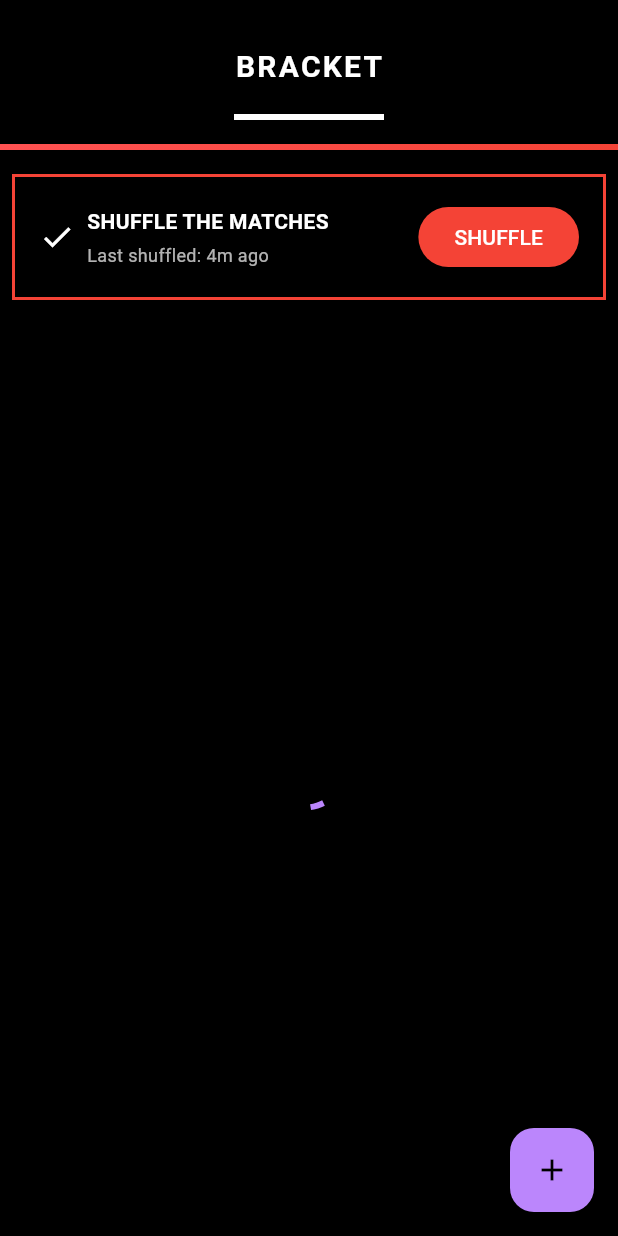
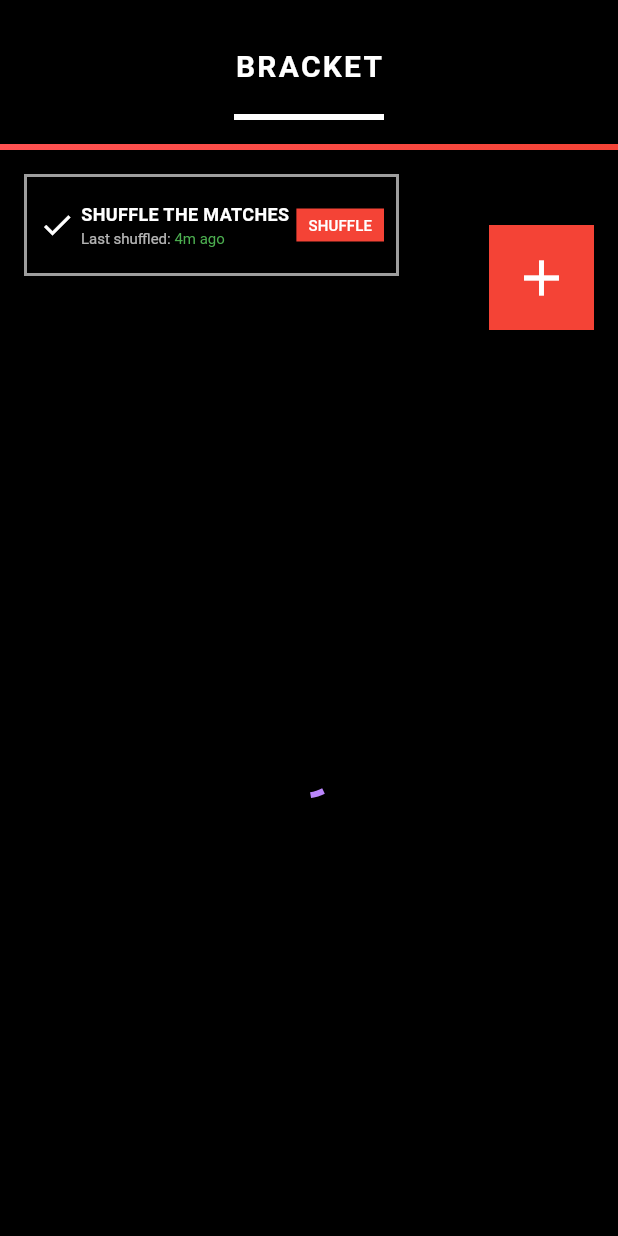
Before and after one commit to ATG-AVI/GamerTagsTask_app, a Flutter app: the screen it shows after launch, on a phone screen of 412 x 824 dp. Run offline on Flutter 3.47's test engine with Material 3 defaults, Android fonts, the phone set to English and light mode, and no system bars; our stand-ins replace flutter_bloc.

Commit message:
feat: Added Shuffle the matches

```diff
--- a/lib/views/player_list_view.dart
+++ b/lib/views/player_list_view.dart
@@ -9,8 +9,11 @@ class PlayerListView extends StatelessWidget {
   @override
   Widget build(BuildContext context) {
     return Scaffold(
-      body: Container(
-        margin: const EdgeInsets.only(top: 16.0), // Add space above the AppBar
+      body: Stack(
+        children: [
+          Container(
+            margin:
+                const EdgeInsets.only(top: 16.0), // Add space above the AppBar
             child: Column(
               children: [
                 AppBar(
@@ -49,23 +52,30 @@ class PlayerListView extends StatelessWidget {
                   ),
                 ),
                 // Box similar to "SHUFFLE THE MATCHES"
-            Container(
-              margin: EdgeInsets.symmetric(vertical: 16.0, horizontal: 8.0),
-              padding: EdgeInsets.all(16.0),
+                Align(
+                  alignment:
+                      Alignment.centerLeft, // Align container to the left
+                  child: Container(
+                    width: 250, // Reduced width of the container
+                    margin: EdgeInsets.symmetric(
+                        vertical: 16.0,
+                        horizontal: 16.0), // Add space on the right
+                    padding: EdgeInsets.all(8.0), // Reduced padding
                     decoration: BoxDecoration(
                       color: Colors.black, // Background color of the box
                       borderRadius: BorderRadius.zero, // No border radius
-                border: Border.all(color: Colors.red, width: 2.0), // Red border
+                      border: Border.all(
+                          color: Colors.grey, width: 2.0), // Grey border
                     ),
                     child: Row(
-                mainAxisAlignment:
-                    MainAxisAlignment.start, // Align items to the start
+                      mainAxisAlignment: MainAxisAlignment.spaceBetween,
                       children: [
-                  Icon(
-                    Icons.check, // Tick icon
-                    color: Colors.white, // Icon color
-                  ),
-                  SizedBox(width: 8.0), // Space between the icon and text
+                        Row(
+                          children: [
+                            Icon(Icons.check, color: Colors.white), // Tick icon
+                            SizedBox(
+                                width:
+                                    4.0), // Reduced space between icon and text
                             Column(
                               crossAxisAlignment: CrossAxisAlignment.start,
                               children: [
@@ -74,20 +84,38 @@ class PlayerListView extends StatelessWidget {
                                   style: TextStyle(
                                     color: Colors.white,
                                     fontWeight: FontWeight.bold,
-                          fontSize: 14, // Reduced font size
+                                    fontSize: 12, // Further reduced text size
                                   ),
                                 ),
-                      SizedBox(height: 4.0),
-                      Text(
-                        'Last shuffled: 4m ago', // Example timestamp
+                                SizedBox(
+                                    height: 2.0), // Reduced space between texts
+                                RichText(
+                                  text: TextSpan(
+                                    children: [
+                                      TextSpan(
+                                        text: 'Last shuffled: ',
                                         style: TextStyle(
                                           color: Colors.white70,
-                          fontSize: 12,
+                                          fontSize:
+                                              10, // Further reduced text size
+                                        ),
+                                      ),
+                                      TextSpan(
+                                        text:
+                                            '4m ago', // This part will be green
+                                        style: TextStyle(
+                                          color: Colors
+                                              .green, // Changed color to green
+                                          fontSize: 10, // Same font size
                                         ),
                                       ),
                                     ],
                                   ),
-                  Spacer(), // Take available space
+                                ),
+                              ],
+                            ),
+                          ],
+                        ),
                         ElevatedButton(
                           onPressed: () {
                             // Handle button press
@@ -95,10 +123,25 @@ class PlayerListView extends StatelessWidget {
                           style: ElevatedButton.styleFrom(
                             backgroundColor: Colors.red, // Button color
                             foregroundColor: Colors.white, // Button text color
+                            minimumSize: Size(40,
+                                20), // Reduced size of the button (width, height)
+                            padding: EdgeInsets.symmetric(
+                                horizontal: 8.0,
+                                vertical: 4.0), // Reduced padding
+                            shape: RoundedRectangleBorder(
+                              borderRadius:
+                                  BorderRadius.zero, // No border radius
                             ),
-                    child: Text('SHUFFLE'),
+                          ),
+                          child: Text(
+                            'SHUFFLE',
+                            style: TextStyle(
+                                fontSize:
+                                    10), // Further reduced button text size
+                          ),
                         ),
                       ],
+                    ),
                   ),
                 ),
                 Expanded(
@@ -145,8 +188,8 @@ class PlayerListView extends StatelessWidget {
                                     ),
                                   ),
                                   trailing: IconButton(
-                                icon:
-                                    Icon(Icons.delete, color: Colors.redAccent),
+                                    icon: Icon(Icons.delete,
+                                        color: Colors.redAccent),
                                     onPressed: () {
                                       context
                                           .read<PlayerBloc>()
@@ -168,11 +211,30 @@ class PlayerListView extends StatelessWidget {
               ],
             ),
           ),
-      floatingActionButton: FloatingActionButton(
+          Positioned(
+            right: 16.0, // Position it to the right of the screen
+            top: 150.0, // Adjusted vertical position to move the button
+            child: SizedBox(
+              width: 70, // Increased width of the button
+              height: 70, // Increased height of the button
+              child: FloatingActionButton(
                 onPressed: () {
-          Navigator.pushNamed(context, '/addPlayer'); // Navigate to Add Player
+                  Navigator.pushNamed(
+                      context, '/addPlayer'); // Navigate to Add Player
                 },
-        child: Icon(Icons.add), // Ensure icon color is visible
+                backgroundColor: Colors.red, // Set the background color to red
+                shape: RoundedRectangleBorder(
+                  borderRadius: BorderRadius
+                      .zero, // Set border radius to 0 (square shape)
+                ),
+                child: Icon(Icons.add,
+                    size: 40,
+                    color:
+                        Colors.white), // Ensure icon color and size are visible
+              ),
+            ),
+          ),
+        ],
       ),
     );
   }
```
Lines whose indentation alone changed are shown as unchanged.
